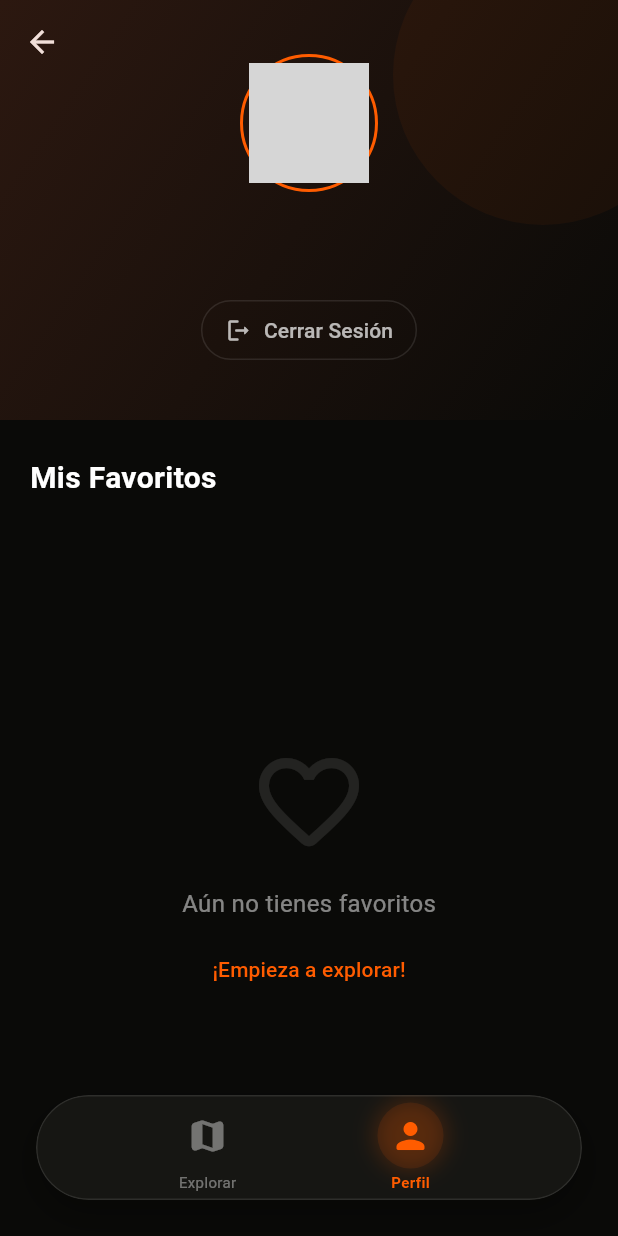
After one commit to gobiteapp/gobite, a Flutter app: the MainNavigation screen opened directly, after a tap on "Perfil", on a phone screen of 412 x 824 dp. The commit adds this screen. Run offline on Flutter 3.47's test engine with Material 3 defaults, Android fonts, the phone set to English and light mode, and no system bars; our stand-ins replace dio, flutter_map, flutter_riverpod, geolocator, latlong2, supabase_flutter and 2 more; missing offline and left inert: dart:ui_web, webview_flutter_android, webview_flutter_wkwebview; accounts and stored records are empty; network calls fail; grey boxes are pictures that could not be loaded.

Commit message:
feat: implementar navegación inferior premium (glassmorphism), pantalla de perfil con favoritos y mejoras estéticas

```diff
--- a/apps/mobile/lib/core/services/api_service.dart
+++ b/apps/mobile/lib/core/services/api_service.dart
@@ -5,9 +5,9 @@ import 'package:flutter/foundation.dart';
 
 class ApiService {
   final Dio _dio = Dio(BaseOptions(
-    baseUrl: 'http://10.0.2.2:3000',
-    connectTimeout: const Duration(seconds: 10),
-    receiveTimeout: const Duration(seconds: 10),
+    baseUrl: kIsWeb ? 'http://localhost:3000' : 'http://10.0.2.2:3000',
+    connectTimeout: const Duration(seconds: 15),
+    receiveTimeout: const Duration(seconds: 15),
   ));
 
   ApiService() {
--- a/apps/mobile/lib/features/map/map_screen.dart
+++ b/apps/mobile/lib/features/map/map_screen.dart
@@ -6,7 +6,6 @@ import 'package:latlong2/latlong.dart';
 import '../../core/models/restaurant.dart';
 import '../../core/providers/restaurants_provider.dart';
 import '../restaurant/restaurant_screen.dart';
-import '../favorites/favorites_screen.dart';
 import 'package:supabase_flutter/supabase_flutter.dart';
 
 class MapScreen extends ConsumerStatefulWidget {
@@ -53,21 +52,16 @@ class _MapScreenState extends ConsumerState<MapScreen> {
   @override
   Widget build(BuildContext context) {
     if (_position == null) {
-      return const Scaffold(
-        backgroundColor: Color(0xFF0A0A08),
-        body: Center(
-          child: CircularProgressIndicator(color: Color(0xFFFF5C00)),
-        ),
+      return const Center(
+        child: CircularProgressIndicator(color: Color(0xFFFF5C00)),
       );
     }
 
     final location = (lat: _position!.latitude, lng: _position!.longitude);
     final restaurantsAsync = ref.watch(restaurantsProvider(location));
 
-    return Scaffold(
-      backgroundColor: const Color(0xFF0A0A08),
-      body: Stack(
-        children: [
+    return Stack(
+      children: [
           FlutterMap(
             mapController: _mapController,
             options: MapOptions(
@@ -123,27 +117,25 @@ urlTemplate: 'https://api.maptiler.com/maps/streets-v2-dark/{z}/{x}/{y}.png?key=
           Positioned(
             top: 60,
             right: 20,
-            child: Row(
-              children: [
-                _MapButton(
-                  icon: Icons.favorite_border,
-                  onTap: () => Navigator.push(
-                    context,
-                    MaterialPageRoute(builder: (_) => const FavoritesScreen()),
+            child: Container(
+              padding: const EdgeInsets.symmetric(horizontal: 16, vertical: 8),
+              decoration: BoxDecoration(
+                color: Colors.black.withOpacity(0.5),
+                borderRadius: BorderRadius.circular(20),
+              ),
+              child: const Row(
+                children: [
+                  Icon(Icons.location_on, color: Color(0xFFFF5C00), size: 16),
+                  SizedBox(width: 4),
+                  Text(
+                    'Cerca de ti',
+                    style: TextStyle(color: Colors.white, fontSize: 12, fontWeight: FontWeight.w600),
                   ),
-                ),
-                const SizedBox(width: 8),
-                _MapButton(
-                  icon: Icons.logout,
-                  onTap: () async {
-                    await Supabase.instance.client.auth.signOut();
-                  },
-                ),
-              ],
+                ],
+              ),
             ),
           ),
-        ],
-      ),
+      ],
     );
   }
 
--- /dev/null
+++ b/apps/mobile/lib/features/navigation/main_navigation.dart
@@ -0,0 +1,171 @@
+import 'dart:ui';
+import 'package:flutter/material.dart';
+import '../map/map_screen.dart';
+import '../profile/profile_screen.dart';
+
+class MainNavigation extends StatefulWidget {
+  const MainNavigation({super.key});
+
+  @override
+  State<MainNavigation> createState() => _MainNavigationState();
+}
+
+class _MainNavigationState extends State<MainNavigation> {
+  int _selectedIndex = 0;
+  final PageController _pageController = PageController();
+
+  final List<Widget> _screens = [
+    const MapScreen(),
+    const ProfileScreen(),
+  ];
+
+  @override
+  void dispose() {
+    _pageController.dispose();
+    super.dispose();
+  }
+
+  @override
+  Widget build(BuildContext context) {
+    return Scaffold(
+      backgroundColor: const Color(0xFF0A0A08),
+      extendBody: true,
+      body: PageView(
+        controller: _pageController,
+        onPageChanged: (index) => setState(() => _selectedIndex = index),
+        children: _screens,
+      ),
+      bottomNavigationBar: _BottomNavBar(
+        selectedIndex: _selectedIndex,
+        onItemSelected: (index) {
+          setState(() => _selectedIndex = index);
+          _pageController.animateToPage(
+            index,
+            duration: const Duration(milliseconds: 400),
+            curve: Curves.easeInOutQuart,
+          );
+        },
+      ),
+    );
+  }
+}
+
+class _BottomNavBar extends StatelessWidget {
+  final int selectedIndex;
+  final Function(int) onItemSelected;
+
+  const _BottomNavBar({
+    required this.selectedIndex,
+    required this.onItemSelected,
+  });
+
+  @override
+  Widget build(BuildContext context) {
+    return Container(
+      margin: const EdgeInsets.fromLTRB(24, 0, 24, 24),
+      height: 70,
+      decoration: BoxDecoration(
+        color: Colors.transparent,
+        borderRadius: BorderRadius.circular(35),
+        boxShadow: [
+          BoxShadow(
+            color: Colors.black.withOpacity(0.3),
+            blurRadius: 20,
+            offset: const Offset(0, 10),
+          ),
+        ],
+      ),
+      child: ClipRRect(
+        borderRadius: BorderRadius.circular(35),
+        child: BackdropFilter(
+          filter: ImageFilter.blur(sigmaX: 15, sigmaY: 15),
+          child: Container(
+            decoration: BoxDecoration(
+              color: const Color(0xFF1C1C18).withOpacity(0.7),
+              borderRadius: BorderRadius.circular(35),
+              border: Border.all(
+                color: Colors.white.withOpacity(0.1),
+                width: 1,
+              ),
+            ),
+            child: Row(
+              mainAxisAlignment: MainAxisAlignment.spaceEvenly,
+              children: [
+                _NavBarItem(
+                  icon: Icons.map_rounded,
+                  label: 'Explorar',
+                  isSelected: selectedIndex == 0,
+                  onTap: () => onItemSelected(0),
+                ),
+                _NavBarItem(
+                  icon: Icons.person_rounded,
+                  label: 'Perfil',
+                  isSelected: selectedIndex == 1,
+                  onTap: () => onItemSelected(1),
+                ),
+              ],
+            ),
+          ),
+        ),
+      ),
+    );
+  }
+}
+
+class _NavBarItem extends StatelessWidget {
+  final IconData icon;
+  final String label;
+  final bool isSelected;
+  final VoidCallback onTap;
+
+  const _NavBarItem({
+    required this.icon,
+    required this.label,
+    required this.isSelected,
+    required this.onTap,
+  });
+
+  @override
+  Widget build(BuildContext context) {
+    final color = isSelected ? const Color(0xFFFF5C00) : Colors.white.withOpacity(0.4);
+
+    return GestureDetector(
+      onTap: onTap,
+      behavior: HitTestBehavior.opaque,
+      child: Column(
+        mainAxisSize: MainAxisSize.min,
+        children: [
+          AnimatedContainer(
+            duration: const Duration(milliseconds: 300),
+            padding: const EdgeInsets.all(8),
+            decoration: BoxDecoration(
+              color: isSelected ? const Color(0xFFFF5C00).withOpacity(0.1) : Colors.transparent,
+              shape: BoxShape.circle,
+              boxShadow: isSelected ? [
+                BoxShadow(
+                  color: const Color(0xFFFF5C00).withOpacity(0.2),
+                  blurRadius: 12,
+                  spreadRadius: 2,
+                )
+              ] : null,
+            ),
+            child: Icon(
+              icon,
+              color: color,
+              size: 28,
+            ),
+          ),
+          const SizedBox(height: 2),
+          Text(
+            label,
+            style: TextStyle(
+              color: color,
+              fontSize: 10,
+              fontWeight: isSelected ? FontWeight.w600 : FontWeight.normal,
+            ),
+          ),
+        ],
+      ),
+    );
+  }
+}
--- /dev/null
+++ b/apps/mobile/lib/features/profile/profile_screen.dart
@@ -0,0 +1,323 @@
+import 'package:flutter/material.dart';
+import 'package:flutter_riverpod/flutter_riverpod.dart';
+import 'package:supabase_flutter/supabase_flutter.dart';
+import '../../core/models/restaurant.dart';
+import '../../core/services/api_service.dart';
+import '../restaurant/restaurant_screen.dart';
+
+class ProfileScreen extends ConsumerStatefulWidget {
+  const ProfileScreen({super.key});
+
+  @override
+  ConsumerState<ProfileScreen> createState() => _ProfileScreenState();
+}
+
+class _ProfileScreenState extends ConsumerState<ProfileScreen> {
+  final _supabase = Supabase.instance.client;
+  List<Restaurant>? _favorites;
+  bool _isLoading = true;
+
+  @override
+  void initState() {
+    super.initState();
+    _loadFavorites();
+  }
+
+  Future<void> _loadFavorites() async {
+    try {
+      final favorites = await ApiService().getFavorites();
+      if (mounted) {
+        setState(() {
+          _favorites = favorites;
+          _isLoading = false;
+        });
+      }
+    } catch (e) {
+      if (mounted) setState(() => _isLoading = false);
+    }
+  }
+
+  @override
+  Widget build(BuildContext context) {
+    final user = _supabase.auth.currentUser;
+
+    return CustomScrollView(
+      slivers: [
+        _buildSliverAppBar(user),
+          SliverToBoxAdapter(
+            child: Padding(
+              padding: const EdgeInsets.fromLTRB(20, 24, 20, 8),
+              child: Row(
+                children: [
+                   const Text(
+                    'Mis Favoritos',
+                    style: TextStyle(
+                      color: Colors.white,
+                      fontSize: 20,
+                      fontWeight: FontWeight.bold,
+                    ),
+                  ),
+                  const Spacer(),
+                  if (_favorites != null && _favorites!.isNotEmpty)
+                    Text(
+                      '${_favorites!.length} sitios',
+                      style: TextStyle(
+                        color: Colors.white.withOpacity(0.5),
+                        fontSize: 14,
+                      ),
+                    ),
+                ],
+              ),
+            ),
+          ),
+          if (_isLoading)
+            const SliverFillRemaining(
+              child: Center(child: CircularProgressIndicator(color: Color(0xFFFF5C00))),
+            )
+          else if (_favorites == null || _favorites!.isEmpty)
+            _buildEmptyState()
+          else
+            _buildFavoritesGrid(),
+          const SliverToBoxAdapter(child: SizedBox(height: 120)), // Espacio para la nav bar
+      ],
+    );
+  }
+
+  Widget _buildSliverAppBar(User? user) {
+    return SliverAppBar(
+      expandedHeight: 280,
+      backgroundColor: const Color(0xFF0A0A08),
+      flexibleSpace: FlexibleSpaceBar(
+        background: Stack(
+          fit: StackFit.expand,
+          children: [
+            // Fondo con gradiente "apetecible"
+            Container(
+              decoration: const BoxDecoration(
+                gradient: LinearGradient(
+                  begin: Alignment.topLeft,
+                  end: Alignment.bottomRight,
+                  colors: [
+                    Color(0xFF2C1810), // Chocolate oscuro
+                    Color(0xFF0A0A08),
+                  ],
+                ),
+              ),
+            ),
+            // Círculos decorativos
+            Positioned(
+              top: -50,
+              right: -50,
+              child: Container(
+                width: 200,
+                height: 200,
+                decoration: BoxDecoration(
+                  color: const Color(0xFFFF5C00).withOpacity(0.05),
+                  shape: BoxShape.circle,
+                ),
+              ),
+            ),
+            // Info del usuario
+            Column(
+              mainAxisAlignment: MainAxisAlignment.center,
+              children: [
+                Container(
+                  padding: const EdgeInsets.all(4),
+                  decoration: BoxDecoration(
+                    shape: BoxShape.circle,
+                    border: Border.all(color: const Color(0xFFFF5C00), width: 2),
+                  ),
+                  child: CircleAvatar(
+                    radius: 40, // Reducido de 45
+                    backgroundColor: const Color(0xFF1C1C18),
+                    backgroundImage: user?.userMetadata?['avatar_url'] != null
+                        ? NetworkImage(user!.userMetadata!['avatar_url'])
+                        : null,
+                    child: user?.userMetadata?['avatar_url'] == null
+                        ? const Icon(Icons.person, size: 40, color: Colors.white24)
+                        : null,
+                  ),
+                ),
+                const SizedBox(height: 8), // Reducido de 12
+                Text(
+                  user?.userMetadata?['full_name'] ?? 'Usuario',
+                  style: const TextStyle(
+                    color: Colors.white,
+                    fontSize: 20, // Reducido de 22
+                    fontWeight: FontWeight.bold,
+                  ),
+                ),
+                Text(
+                  user?.email ?? '',
+                  style: TextStyle(
+                    color: Colors.white.withOpacity(0.5),
+                    fontSize: 13, // Reducido de 14
+                  ),
+                ),
+                const SizedBox(height: 12),
+                _buildLogoutButton(),
+              ],
+            ),
+          ],
+        ),
+      ),
+    );
+  }
+
+  Widget _buildLogoutButton() {
+    return OutlinedButton.icon(
+      onPressed: () async {
+        await _supabase.auth.signOut();
+      },
+      icon: const Icon(Icons.logout_rounded, size: 18),
+      label: const Text('Cerrar Sesión'),
+      style: OutlinedButton.styleFrom(
+        foregroundColor: Colors.white70,
+        side: BorderSide(color: Colors.white.withOpacity(0.1)),
+        shape: RoundedRectangleBorder(borderRadius: BorderRadius.circular(20)),
+        padding: const EdgeInsets.symmetric(horizontal: 16, vertical: 8),
+      ),
+    );
+  }
+
+  Widget _buildEmptyState() {
+    return SliverFillRemaining(
+      hasScrollBody: false,
+      child: Center(
+        child: Column(
+          mainAxisAlignment: MainAxisAlignment.center,
+          children: [
+            Icon(Icons.favorite_border_rounded, color: Colors.white.withOpacity(0.1), size: 80),
+            const SizedBox(height: 16),
+            Text(
+              'Aún no tienes favoritos',
+              style: TextStyle(color: Colors.white.withOpacity(0.5), fontSize: 16),
+            ),
+            const SizedBox(height: 8),
+            TextButton(
+              onPressed: () {
+                // Podríamos navegar al mapa aquí si fuera necesario
+              },
+              child: const Text('¡Empieza a explorar!', style: TextStyle(color: Color(0xFFFF5C00))),
+            ),
+          ],
+        ),
+      ),
+    );
+  }
+
+  Widget _buildFavoritesGrid() {
+    return SliverPadding(
+      padding: const EdgeInsets.all(20),
+      sliver: SliverGrid(
+        gridDelegate: const SliverGridDelegateWithFixedCrossAxisCount(
+          crossAxisCount: 2,
+          mainAxisSpacing: 16,
+          crossAxisSpacing: 16,
+          childAspectRatio: 0.85,
+        ),
+        delegate: SliverChildBuilderDelegate(
+          (context, index) {
+            final restaurant = _favorites![index];
+            return _FavoriteCard(restaurant: restaurant);
+          },
+          childCount: _favorites!.length,
+        ),
+      ),
+    );
+  }
+}
+
+class _FavoriteCard extends StatelessWidget {
+  final Restaurant restaurant;
+
+  const _FavoriteCard({required this.restaurant});
+
+  @override
+  Widget build(BuildContext context) {
+    return GestureDetector(
+      onTap: () {
+        Navigator.push(
+          context,
+          MaterialPageRoute(
+            builder: (_) => RestaurantScreen(restaurantId: restaurant.id),
+          ),
+        );
+      },
+      child: Container(
+        decoration: BoxDecoration(
+          color: const Color(0xFF1C1C18),
+          borderRadius: BorderRadius.circular(24),
+          border: Border.all(color: Colors.white.withOpacity(0.05)),
+        ),
+        clipBehavior: Clip.antiAlias,
+        child: Column(
+          crossAxisAlignment: CrossAxisAlignment.start,
+          children: [
+            Expanded(
+              child: Stack(
+                fit: StackFit.expand,
+                children: [
+                  // Imagen/Placeholder apetecible
+                  Container(
+                    decoration: BoxDecoration(
+                      gradient: LinearGradient(
+                        begin: Alignment.topCenter,
+                        end: Alignment.bottomCenter,
+                        colors: [
+                          const Color(0xFFFF5C00).withOpacity(0.2),
+                          const Color(0xFF1C1C18),
+                        ],
+                      ),
+                    ),
+                    child: const Icon(Icons.restaurant, color: Colors.white10, size: 40),
+                  ),
+                  Positioned(
+                    top: 8,
+                    right: 8,
+                    child: Icon(Icons.favorite, color: const Color(0xFFFF5C00), size: 20),
+                  ),
+                ],
+              ),
+            ),
+            Padding(
+              padding: const EdgeInsets.all(12),
+              child: Column(
+                crossAxisAlignment: CrossAxisAlignment.start,
+                children: [
+                  Text(
+                    restaurant.name,
+                    maxLines: 1,
+                    overflow: TextOverflow.ellipsis,
+                    style: const TextStyle(
+                      color: Colors.white,
+                      fontWeight: FontWeight.bold,
+                      fontSize: 15,
+                    ),
+                  ),
+                  const SizedBox(height: 4),
+                  Row(
+                    children: [
+                      const Icon(Icons.star, color: Color(0xFFFF5C00), size: 14),
+                      const SizedBox(width: 4),
+                      Text(
+                        restaurant.googleRating?.toString() ?? 'N/A',
+                        style: const TextStyle(color: Colors.white70, fontSize: 13),
+                      ),
+                      const Spacer(),
+                      if (restaurant.priceLevel != null)
+                        Text(
+                          '€' * restaurant.priceLevel!,
+                          style: TextStyle(color: Colors.white.withOpacity(0.3), fontSize: 13),
+                        ),
+                    ],
+                  ),
+                ],
+              ),
+            ),
+          ],
+        ),
+      ),
+    );
+  }
+}
```
Also changed, not shown: apps/mobile/lib/main.dart (+9 -2 lines), 1 other file.
